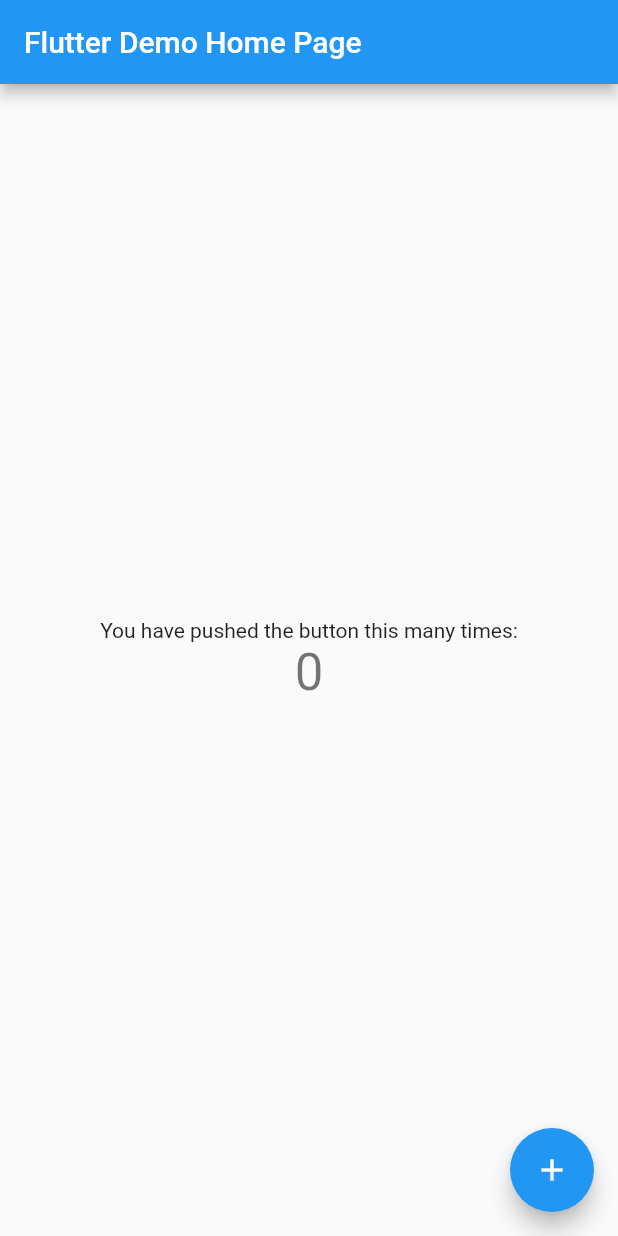
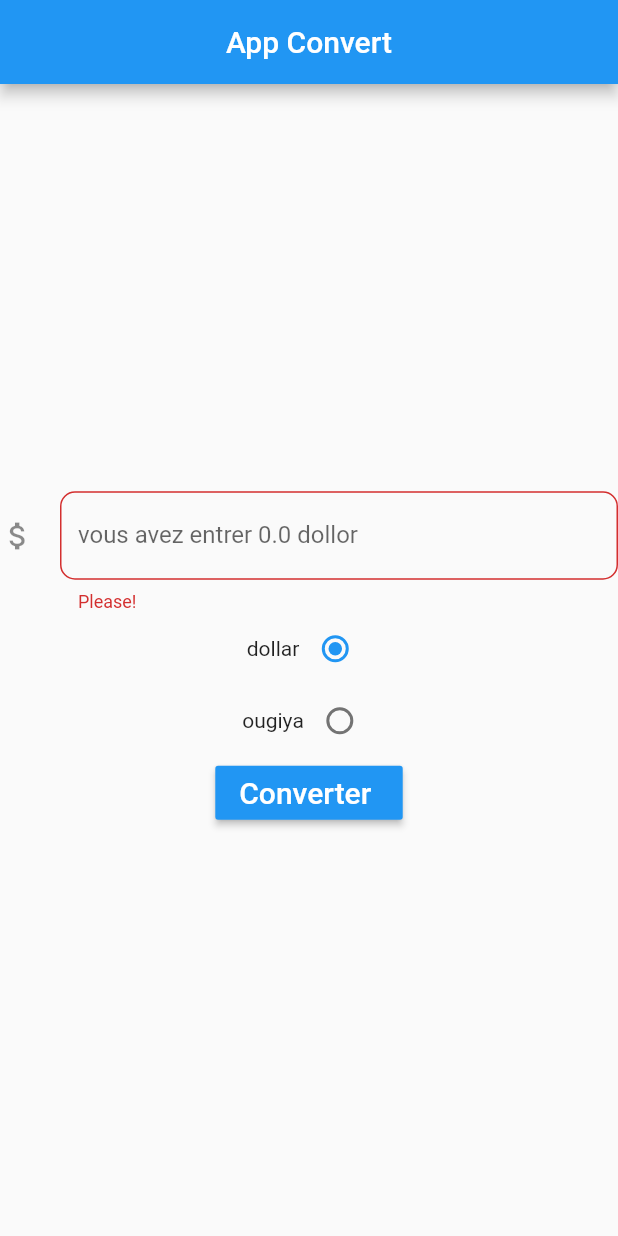
Before and after one commit to mohmedmahmoud/converteur_flutter, a Flutter app: the screen it shows after launch, on a phone screen of 412 x 824 dp. Run offline on Flutter 3.47's test engine with Material 2 defaults, Android fonts, the phone set to English and light mode, and no system bars.

Commit message:
vrai projet

```diff
--- a/lib/main.dart
+++ b/lib/main.dart
@@ -1,3 +1,4 @@
+
 import 'package:flutter/material.dart';
 
 void main() => runApp(MyApp());
@@ -7,20 +8,13 @@ class MyApp extends StatelessWidget {
   @override
   Widget build(BuildContext context) {
     return MaterialApp(
+      debugShowCheckedModeBanner: false,
       title: 'Flutter Demo',
       theme: ThemeData(
-        // This is the theme of your application.
-        //
-        // Try running your application with "flutter run". You'll see the
-        // application has a blue toolbar. Then, without quitting the app, try
-        // changing the primarySwatch below to Colors.green and then invoke
-        // "hot reload" (press "r" in the console where you ran "flutter run",
-        // or simply save your changes to "hot reload" in a Flutter IDE).
-        // Notice that the counter didn't reset back to zero; the application
-        // is not restarted.
+
         primarySwatch: Colors.blue,
       ),
-      home: MyHomePage(title: 'Flutter Demo Home Page'),
+      home: MyHomePage(title: 'App Convert'),
     );
   }
 }
@@ -28,14 +22,7 @@ class MyApp extends StatelessWidget {
 class MyHomePage extends StatefulWidget {
   MyHomePage({Key key, this.title}) : super(key: key);
 
-  // This widget is the home page of your application. It is stateful, meaning
-  // that it has a State object (defined below) that contains fields that affect
-  // how it looks.
 
-  // This class is the configuration for the state. It holds the values (in this
-  // case the title) provided by the parent (in this case the App widget) and
-  // used by the build method of the State. Fields in a Widget subclass are
-  // always marked "final".
 
   final String title;
 
@@ -44,29 +31,18 @@ class MyHomePage extends StatefulWidget {
 }
 
 class _MyHomePageState extends State<MyHomePage> {
-  int _counter = 0;
 
-  void _incrementCounter() {
-    setState(() {
-      // This call to setState tells the Flutter framework that something has
-      // changed in this State, which causes it to rerun the build method below
-      // so that the display can reflect the updated values. If we changed
-      // _counter without calling setState(), then the build method would not be
-      // called again, and so nothing would appear to happen.
-      _counter++;
-    });
-  }
+  bool val=true;
+ double ougiya=0.0,dollar=0.0;
+ bool isDollar;
 
   @override
   Widget build(BuildContext context) {
-    // This method is rerun every time setState is called, for instance as done
-    // by the _incrementCounter method above.
-    //
-    // The Flutter framework has been optimized to make rerunning build methods
-    // fast, so that you can just rebuild anything that needs updating rather
-    // than having to individually change instances of widgets.
+
     return Scaffold(
+
       appBar: AppBar(
+        centerTitle: true,
         // Here we take the value from the MyHomePage object that was created by
         // the App.build method, and use it to set our appbar title.
         title: Text(widget.title),
@@ -74,38 +50,76 @@ class _MyHomePageState extends State<MyHomePage> {
       body: Center(
         // Center is a layout widget. It takes a single child and positions it
         // in the middle of the parent.
+        child: Padding(
+          padding: const EdgeInsets.symmetric(),
           child: Column(
-          // Column is also a layout widget. It takes a list of children and
-          // arranges them vertically. By default, it sizes itself to fit its
-          // children horizontally, and tries to be as tall as its parent.
-          //
-          // Invoke "debug painting" (press "p" in the console, choose the
-          // "Toggle Debug Paint" action from the Flutter Inspector in Android
-          // Studio, or the "Toggle Debug Paint" command in Visual Studio Code)
-          // to see the wireframe for each widget.
-          //
-          // Column has various properties to control how it sizes itself and
-          // how it positions its children. Here we use mainAxisAlignment to
-          // center the children vertically; the main axis here is the vertical
-          // axis because Columns are vertical (the cross axis would be
-          // horizontal).
+
             mainAxisAlignment: MainAxisAlignment.center,
             children: <Widget>[
-            Text(
-              'You have pushed the button this many times:',
+              TextField(
+                onChanged: (value){
+                setState(() {
+
+                    dollar=double.parse(value);
+
+
+                });
+                },
+                decoration: InputDecoration(
+                          errorText: (dollar==0.0) ? 'Please!': null,
+        border: OutlineInputBorder(
+          borderRadius: BorderRadius.all(Radius.circular(10.0)),
         ),
-            Text(
-              '$_counter',
-              style: Theme.of(context).textTheme.display1,
+
+
+                icon: Icon(Icons.attach_money,),
+                hintText: "DOLLAR",
+                labelText: val? "vous avez entrer $dollar dollor":"vous avez entrer $dollar ougiya"
+                ),
+               textAlign: TextAlign.center,
+               scrollPadding: EdgeInsets.all(0.6),
+               keyboardType:TextInputType.number,
+              )
+            , Row(
+              mainAxisAlignment: MainAxisAlignment.center,
+              children: <Widget>[
+
+                Text("dollar"),
+                Radio(value: true, groupValue: val, onChanged: (newvalue){
+                setState(() {
+                 val=newvalue;
+                });
+                },
                 ),
                    ],
              ),
+             Row(
+              mainAxisAlignment: MainAxisAlignment.center,
+              children: <Widget>[
+                 Text("ougiya"),
+                  Radio(value: false, groupValue: val, onChanged: (newvalue){
+                   setState(() {
+                 val=newvalue;
+                });
+                },
                 ),
-      floatingActionButton: FloatingActionButton(
-        onPressed: _incrementCounter,
-        tooltip: 'Increment',
-        child: Icon(Icons.add),
-      ), // This trailing comma makes auto-formatting nicer for build methods.
+              ],
+             ),
+             RaisedButton(onPressed: (){
+              val ? (dollar=dollar*37.57 ):(dollar=dollar/37.57);
+              showDialog(context: context, builder: (context)=>(AlertDialog( title:Text("CONVERTEUR"),
+              content: Text("$dollar",style: TextStyle(fontSize:60 ),),)));
+             },
+             color: Colors.blue,
+             hoverColor: Colors.blueAccent,
+             child: Text("Converter ",style: TextStyle(color: Colors.white,fontSize: 20),),
+
+             )
+            ],
+          ),
+        ),
+      ),
+
     );
   }
 }
```
Lines whose indentation alone changed are shown as unchanged.
